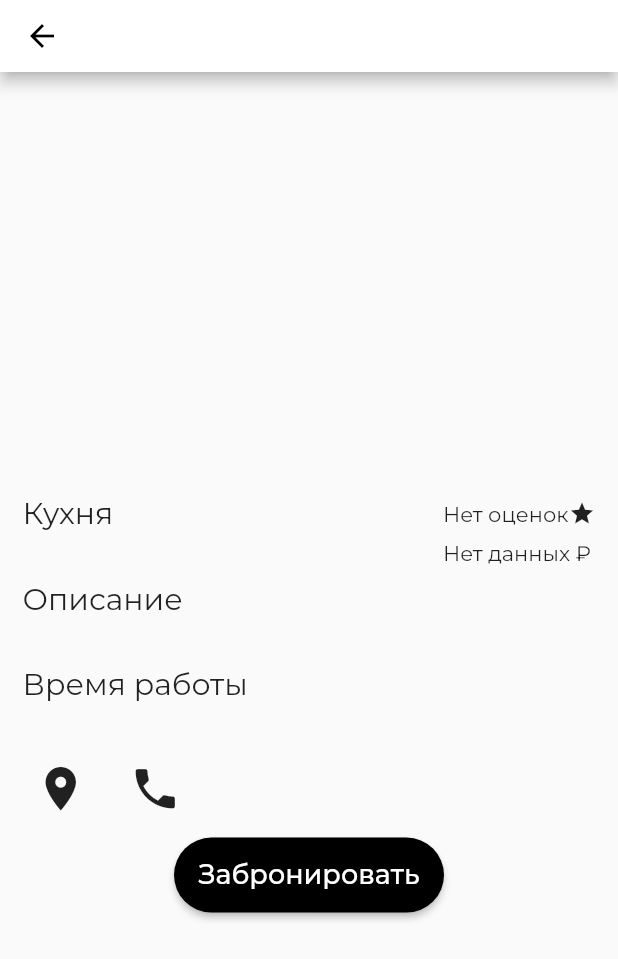
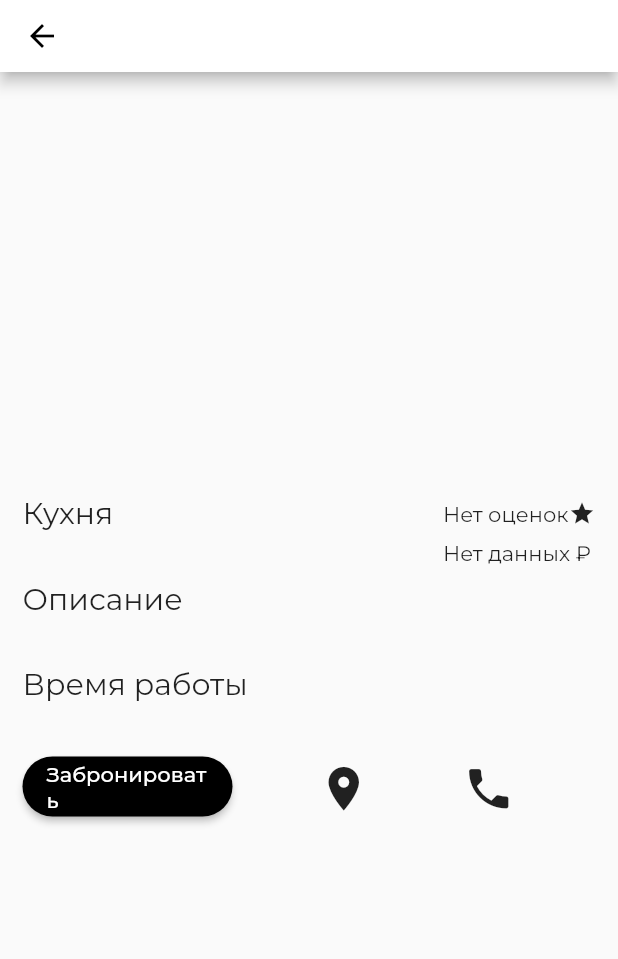
Before and after one commit to inikx/lit, a Flutter app: the RestarauntDetails screen opened directly with empty values, on a phone screen of 412 x 824 dp. Shown: the top 959 px of the screen. Run offline on Flutter 3.47's test engine with Material 2 defaults, Android fonts, the phone set to English and light mode, and no system bars; drawn by our look-alikes of carousel_slider; our stand-ins replace bloc, cached_network_image, equatable, flutter_bloc, flutter_secure_storage, flutter_svg and 9 more; missing offline and left inert: google_maps_webservice; accounts and stored records are empty; network calls fail.

Commit message:
adaptivity fixes

```diff
--- a/lib/presentation/pages/restaurant_details.dart
+++ b/lib/presentation/pages/restaurant_details.dart
@@ -147,16 +147,37 @@ class _RestarauntDetailsState extends State<RestarauntDetails> {
                     //workingHours fixies
                     Builder(builder: (context) {
                       String text = "";
-                      if (widget.restaurant.workingHours.length == 20) {
+                      if (widget.restaurant.workingHours.length == 20 ||
+                          widget.restaurant.workingHours.length == 16) {
                         text = widget.restaurant.workingHours;
                       } else if (widget.restaurant.workingHours.length == 24) {
                         text = "Нет данных";
+                      } else if (widget.restaurant.workingHours.length == 35) {
+                        text = widget.restaurant.workingHours.substring(0, 15) +
+                            "\n" +
+                            widget.restaurant.workingHours.substring(15, 35);
                       } else if (widget.restaurant.workingHours.length == 36) {
                         text = widget.restaurant.workingHours;
                       } else if (widget.restaurant.workingHours.length == 40) {
                         text = widget.restaurant.workingHours.substring(0, 20) +
                             "\n" +
                             widget.restaurant.workingHours.substring(20, 40);
+                      } else if (widget.restaurant.workingHours.length == 50) {
+                        text = widget.restaurant.workingHours.substring(0, 20) +
+                            "\n" +
+                            widget.restaurant.workingHours.substring(20, 33) +
+                            "\n" +
+                            widget.restaurant.workingHours.substring(33, 50);
+                      } else if (widget.restaurant.workingHours.length == 54) {
+                        text = widget.restaurant.workingHours.substring(0, 20) +
+                            "\n" +
+                            widget.restaurant.workingHours.substring(20, 37) +
+                            "\n" +
+                            widget.restaurant.workingHours.substring(37, 54);
+                      } else if (widget.restaurant.workingHours.length == 56) {
+                        text = widget.restaurant.workingHours.substring(0, 20) +
+                            "\n" +
+                            widget.restaurant.workingHours.substring(20, 56);
                       } else if (widget.restaurant.workingHours.length == 57) {
                         text = widget.restaurant.workingHours.substring(0, 20) +
                             "\n" +
@@ -189,14 +210,44 @@ class _RestarauntDetailsState extends State<RestarauntDetails> {
                             widget.restaurant.workingHours.substring(71, 91);
                       }
                       return Text(text,
-                          style: TextStyle(fontStyle: FontStyle.italic));
+                          style: TextStyle(
+                              fontStyle: FontStyle.italic,
+                              overflow: TextOverflow.ellipsis));
                     }),
                     const SizedBox(height: 10),
                     Row(
                       mainAxisAlignment: MainAxisAlignment.spaceBetween,
                       children: [
-                        Row(
-                          children: [
+                        SizedBox(
+                          height: 40,
+                          width: 140,
+                          child: ElevatedButton(
+                              style: ButtonStyle(
+                                  backgroundColor:
+                                      MaterialStateProperty.all(Colors.black),
+                                  shape: MaterialStateProperty.all<
+                                          RoundedRectangleBorder>(
+                                      RoundedRectangleBorder(
+                                    borderRadius: BorderRadius.circular(50),
+                                  ))),
+                              onPressed: () {
+                                widget.restaurant.phone != ""
+                                    ? BookingInputBottomSheet(
+                                        context,
+                                        widget.restaurant.title,
+                                        widget.restaurant.phone)
+                                    : showTopSnackBar(
+                                        context,
+                                        const ErrorSnackbar(
+                                            info:
+                                                "Номер телефона ресторана не найден"));
+                              },
+                              child: Text("Забронировать",
+                                  style: TextStyle(
+                                    color: Colors.white,
+                                    fontSize: 14,
+                                  ))),
+                        ),
                         IconButton(
                             splashColor: Colors.transparent,
                             highlightColor: Colors.transparent,
@@ -211,8 +262,8 @@ class _RestarauntDetailsState extends State<RestarauntDetails> {
                                     locations[0].latitude;
                                 widget.restaurant.longitude =
                                     locations[0].longitude;
-                                    var provider =
-                                        Provider.of<LocationProvider>(context,
+                                var provider = Provider.of<LocationProvider>(
+                                    context,
                                     listen: false);
                                 provider.getLocation();
                                 List<Restaurant> restaurants = [];
@@ -220,8 +271,8 @@ class _RestarauntDetailsState extends State<RestarauntDetails> {
                                 Navigator.push(
                                     context,
                                     CupertinoPageRoute(
-                                            builder: ((context) => GMap(
-                                                restaurants: restaurants))));
+                                        builder: ((context) =>
+                                            GMap(restaurants: restaurants))));
                               } catch (e) {
                                 showTopSnackBar(
                                     context,
@@ -230,7 +281,6 @@ class _RestarauntDetailsState extends State<RestarauntDetails> {
                               }
                             },
                             icon: const Icon(Icons.location_on, size: 35)),
-                            const SizedBox(width: 15),
                         IconButton(
                             splashColor: Colors.transparent,
                             highlightColor: Colors.transparent,
@@ -244,8 +294,6 @@ class _RestarauntDetailsState extends State<RestarauntDetails> {
                                               "Номер телефона ресторана не найден"));
                             },
                             icon: const Icon(Icons.local_phone, size: 35)),
-                          ],
-                        ),
                         BlocBuilder<RestaurantCubit, RestaurantState>(
                             builder: (context, state) {
                           if (state is RestaurantsLoaded) {
@@ -268,41 +316,11 @@ class _RestarauntDetailsState extends State<RestarauntDetails> {
                           } else {
                             return SizedBox();
                           }
-                        })
+                        }),
                       ],
                     ),
                   ]),
             ),
-            Padding(
-              padding: const EdgeInsets.only(bottom: 10.0, top: 10),
-              child: SizedBox(
-                height: 50,
-                width: 180,
-                child: ElevatedButton(
-                    style: ButtonStyle(
-                        backgroundColor:
-                            MaterialStateProperty.all(Colors.black),
-                        shape:
-                            MaterialStateProperty.all<RoundedRectangleBorder>(
-                                RoundedRectangleBorder(
-                          borderRadius: BorderRadius.circular(50),
-                        ))),
-                    onPressed: () {
-                      widget.restaurant.phone != ""
-                          ? BookingInputBottomSheet(context,
-                              widget.restaurant.title, widget.restaurant.phone)
-                          : showTopSnackBar(
-                              context,
-                              const ErrorSnackbar(
-                                  info: "Номер телефона ресторана не найден"));
-                    },
-                    child: Text("Забронировать",
-                        style: TextStyle(
-                          color: Colors.white,
-                          fontSize: 18,
-                        ))),
-              ),
-            )
           ]),
         ));
   }
--- a/lib/presentation/widgets/bottom_sheets/restaurants_filters_bottom_sheet.dart
+++ b/lib/presentation/widgets/bottom_sheets/restaurants_filters_bottom_sheet.dart
@@ -105,7 +105,7 @@ class _BottomSheetState extends State<BottomSheet> {
   @override
   Widget build(BuildContext context) {
     return FractionallySizedBox(
-      heightFactor: 0.6,
+      heightFactor: 0.63,
       child: Padding(
         padding: const EdgeInsets.only(left: 30.0, right: 30.0, top: 15),
         child: Column(
@@ -257,7 +257,7 @@ class _BottomSheetState extends State<BottomSheet> {
                   mainAxisAlignment: MainAxisAlignment.spaceBetween,
                   children: [
                     Text(
-                      "Показать сначала",
+                      "Сортировать",
                     ),
                     DropdownButton<String>(
                       value: context.watch<FiltersProvider>().sort,
@@ -284,7 +284,7 @@ class _BottomSheetState extends State<BottomSheet> {
               ],
             ),
             Padding(
-              padding: const EdgeInsets.only(bottom: 10.0, top: 30),
+              padding: const EdgeInsets.only(bottom: 10.0, top: 10),
               child: SizedBox(
                 height: 50,
                 width: 180,
--- a/pubspec.yaml
+++ b/pubspec.yaml
@@ -64,6 +64,7 @@ dependencies:
   progress_indicators: ^1.0.0
   equatable: ^2.0.3
   cached_network_image: ^3.2.1
+  device_preview: ^1.0.0
 
 dev_dependencies:
   flutter_launcher_icons: ^0.9.2
```
Also changed, not shown: lib/presentation/widgets/bottom_sheets/booking_input_bottom_sheet.dart (+7 -3 lines), pubspec.lock. Lines whose indentation alone changed are shown as unchanged.
